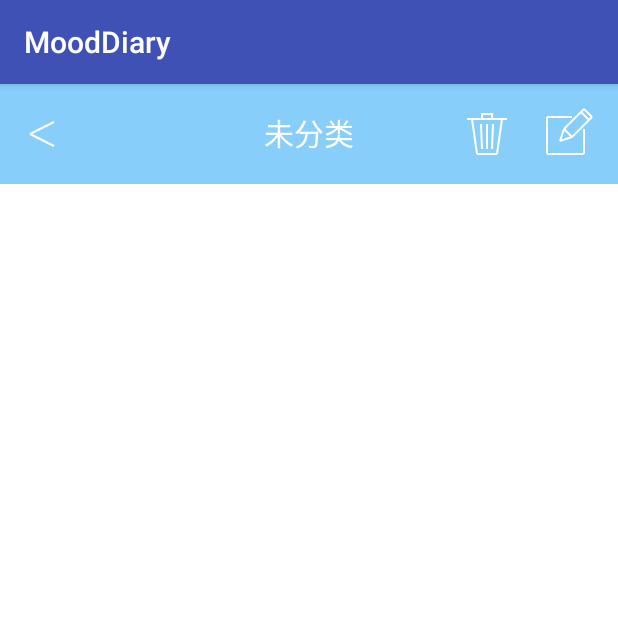
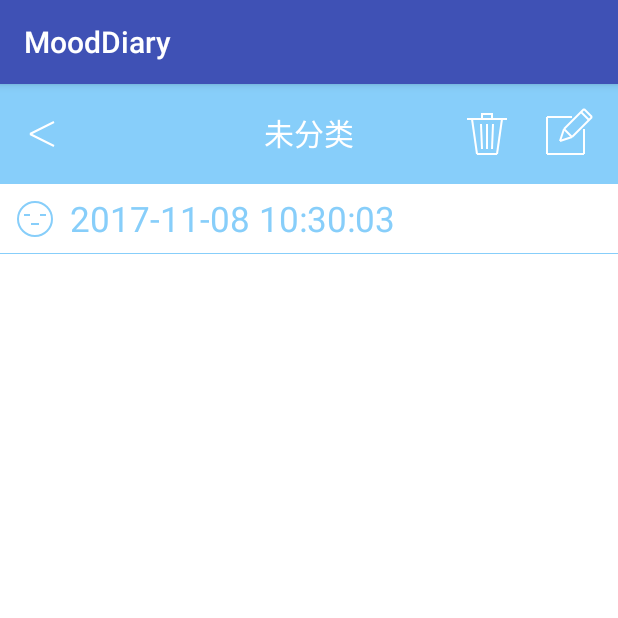
Before and after one commit to fejasible/MoodDiary, an Android app: the fragment ArticleBrowseFragment shown on its own in the app's theme, on a phone screen of 412 x 824 dp, the top half of it. Run offline under Robolectric (Android 15) with nearby library versions, the light colour scheme and no system bars; libraries missing offline, so code that uses them is left out: com.j256.ormlite, com.lzy.imagepicker; pictures from the network do not load; 2 statements that could not run were skipped.

Commit message:
bug修改

```diff
--- a/MoodDiary/app/src/main/java/com/app/feja/mooddiary/ui/fragment/ArticleBrowseFragment.java
+++ b/MoodDiary/app/src/main/java/com/app/feja/mooddiary/ui/fragment/ArticleBrowseFragment.java
@@ -10,7 +10,6 @@ import android.support.annotation.Nullable;
 import android.text.Spannable;
 import android.text.SpannableString;
 import android.text.style.ImageSpan;
-import android.util.Log;
 import android.view.LayoutInflater;
 import android.view.View;
 import android.view.ViewGroup;
@@ -23,7 +22,8 @@ import com.app.feja.mooddiary.model.entity.DiaryEntity;
 import com.app.feja.mooddiary.presenter.ArticleBrowsePresenter;
 import com.app.feja.mooddiary.ui.activity.ArticleEditActivity;
 import com.app.feja.mooddiary.ui.view.ArticleView;
-import com.app.feja.mooddiary.widget.ArticleBrowseTitleBar;
+import com.app.feja.mooddiary.widget.browse.ArticleBrowseTitleBar;
+import com.app.feja.mooddiary.widget.browse.ArticleInformationView;
 import com.lzy.imagepicker.bean.ImageItem;
 
 import java.io.Serializable;
@@ -36,6 +36,7 @@ public class ArticleBrowseFragment extends Fragment implements ArticleView{
     private ArticleBrowseTitleBar titleBar;
     private DiaryEntity diaryEntity;
     private EditText editText;
+    private ArticleInformationView articleInformationView;
     private ArticleBrowsePresenter articleBrowsePresenter;
 
     @Nullable
@@ -44,6 +45,7 @@ public class ArticleBrowseFragment extends Fragment implements ArticleView{
         view = inflater.inflate(R.layout.fragment_article_browse, container, false);
         titleBar = (ArticleBrowseTitleBar) view.findViewById(R.id.article_browse_title_bar);
         editText = (EditText) view.findViewById(R.id.id_browse_edit_text);
+        articleInformationView = (ArticleInformationView) view.findViewById(R.id.article_browse_info_bar);
         this.articleBrowsePresenter = new ArticleBrowsePresenter(this);
 
         Serializable serializable = getActivity().getIntent().getSerializableExtra(DiaryEntity.BUNDLE_NAME);
@@ -86,12 +88,16 @@ public class ArticleBrowseFragment extends Fragment implements ArticleView{
     @Override
     public void onLoadArticle(DiaryEntity diaryEntity) {
         titleBar.setDiaryEntity(diaryEntity);
+        articleInformationView.setDiaryEntity(diaryEntity);
         editText.setTextSize(diaryEntity.getTextSize());
 
         editText.setText("");
         String content = diaryEntity.getContent();
         String[] split = content.split(CONSTANT.EDITABLE_IMAGE_TAG_START + ".*?"
                 + CONSTANT.EDITABLE_IMAGE_TAG_END);
+        if(split.length == 0){
+            return;
+        }
         Pattern pattern = Pattern.compile(CONSTANT.EDITABLE_IMAGE_TAG_START + "(.*?)" +
                 CONSTANT.EDITABLE_IMAGE_TAG_END);
         Matcher matcher = pattern.matcher(content);
@@ -126,26 +132,6 @@ public class ArticleBrowseFragment extends Fragment implements ArticleView{
         }
     }
 
-    private void appendImage(ImageItem imageItem, EditText editText){
-        int index = editText.getSelectionStart();
-        SpannableString newLine = new SpannableString("\n");
-        editText.getEditableText().insert(index, newLine);
-        String path = CONSTANT.EDITABLE_IMAGE_TAG_START + imageItem.path + CONSTANT.EDITABLE_IMAGE_TAG_END;
-        SpannableString spannableString = new SpannableString(path);
-        Bitmap bitmap = BitmapFactory.decodeFile(imageItem.path);
-        if(bitmap.getWidth() > ApplicationContext.getScreenWidth()){
-            bitmap = Bitmap.createScaledBitmap(bitmap, editText.getWidth(),
-                    bitmap.getHeight()*(editText.getWidth())/bitmap.getWidth(), false);
-        }
-        ImageSpan imageSpan = new ImageSpan(getActivity(), bitmap);
-        spannableString.setSpan(imageSpan, 0, path.length(), Spannable.SPAN_EXCLUSIVE_EXCLUSIVE);
-        if (index < 0 || index >= editText.getEditableText().length()) {
-            editText.getEditableText().append(spannableString);
-        } else {
-            editText.getEditableText().insert(index, spannableString);
-        }
-    }
-
     @Override
     public void onResume() {
         articleBrowsePresenter.loadArticle(diaryEntity);
--- a/MoodDiary/app/src/main/java/com/app/feja/mooddiary/ui/fragment/ArticleEditFragment.java
+++ b/MoodDiary/app/src/main/java/com/app/feja/mooddiary/ui/fragment/ArticleEditFragment.java
@@ -234,7 +234,7 @@ public class ArticleEditFragment extends Fragment implements ArticleEditView,
             i++;
         }
 
-        editText.setSelection(diaryEntity.getContent().length());
+        editText.setSelection(editText.getEditableText().length());
         titleBar.setDiaryEntity(diaryEntity);
     }
 
--- a/MoodDiary/app/src/main/java/com/app/feja/mooddiary/widget/ArticleBrowseTitleBar.java
+++ b/MoodDiary/app/src/main/java/com/app/feja/mooddiary/widget/browse/ArticleBrowseTitleBar.java
@@ -1,4 +1,4 @@
-package com.app.feja.mooddiary.widget;
+package com.app.feja.mooddiary.widget.browse;
 
 
 import android.content.Context;
--- /dev/null
+++ b/MoodDiary/app/src/main/java/com/app/feja/mooddiary/widget/browse/ArticleInformationView.java
@@ -0,0 +1,117 @@
+package com.app.feja.mooddiary.widget.browse;
+
+
+import android.content.Context;
+import android.graphics.Canvas;
+import android.graphics.Paint;
+import android.graphics.RectF;
+import android.support.v4.content.ContextCompat;
+import android.util.AttributeSet;
+
+import com.app.feja.mooddiary.R;
+import com.app.feja.mooddiary.model.entity.DiaryEntity;
+import com.app.feja.mooddiary.util.DateTime;
+import com.app.feja.mooddiary.widget.base.BaseView;
+
+public class ArticleInformationView extends BaseView{
+
+    private DiaryEntity diaryEntity;
+    private Paint themePaint;
+    private Paint strokePaint;
+    private String dateString;
+
+    public ArticleInformationView(Context context) {
+        super(context);
+        this.init();
+    }
+
+    public ArticleInformationView(Context context, AttributeSet attrs, int defStyle) {
+        super(context, attrs, defStyle);
+        this.init();
+    }
+
+    public ArticleInformationView(Context context, AttributeSet attrs) {
+        super(context, attrs);
+        this.init();
+    }
+
+    public DiaryEntity getDiaryEntity() {
+        return diaryEntity;
+    }
+
+    public void setDiaryEntity(DiaryEntity diaryEntity) {
+        this.diaryEntity = diaryEntity;
+        dateString = new DateTime(diaryEntity.getCreateTime()).toString(DateTime.Format.DATETIME);
+    }
+
+    private void init(){
+        themePaint = new Paint();
+        themePaint.setAntiAlias(true);
+        themePaint.setStyle(Paint.Style.STROKE);
+        themePaint.setColor(ContextCompat.getColor(getContext(), R.color.lightSkyBlue));
+
+        strokePaint = new Paint();
+        strokePaint.setAntiAlias(true);
+        strokePaint.setStyle(Paint.Style.STROKE);
+        strokePaint.setStrokeWidth(2.0f);
+        strokePaint.setColor(ContextCompat.getColor(getContext(), R.color.lightSkyBlue));
+
+        this.setDiaryEntity(new DiaryEntity());
+    }
+
+    @Override
+    protected void onDraw(Canvas canvas) {
+        if(themePaint.getTextSize() != this.height / 2){
+            themePaint.setTextSize(this.height / 2);
+        }
+
+        this.drawFace(this.height / 2, this.height / 2, this.height / 4,
+                diaryEntity.getMood(), strokePaint, canvas);
+
+        this.drawCenterText(dateString, this.height, this.height / 2,
+                themePaint, canvas, Paint.Align.LEFT);
+
+        canvas.drawLine(0, this.height, this.width, this.height, strokePaint);
+    }
+
+
+    private void drawFace(int x, int y, int rad, int face, Paint paint, Canvas canvas){
+
+        RectF rectLeft = new RectF(x-rad*2/3, y-rad/2, x-rad/3, y);
+        RectF rectRight = new RectF(x+rad/3, y-rad/2, x+rad*2/3, y);
+        RectF rectBottom = new RectF(x-rad/3, y, x+rad/3, y+rad/2);
+
+        canvas.drawCircle(x, y, rad, paint);
+        switch(face){
+            case DiaryEntity.MIRTHFUL:
+                canvas.drawArc(rectLeft, 180, 180, false, paint);
+                canvas.drawArc(rectRight, 180, 180, false, paint);
+                canvas.drawArc(rectBottom, 0, 180, false, paint);
+                break;
+            case DiaryEntity.SMILING:
+                canvas.drawLine(x-rad*2/3, y-rad/4, x-rad/3, y-rad/4, paint);
+                canvas.drawLine(x+rad/3, y-rad/4, x+rad*2/3, y-rad/4, paint);
+                canvas.drawArc(rectBottom, 0, 180, false, paint);
+                break;
+            case DiaryEntity.CALM:
+                canvas.drawLine(x-rad*2/3, y-rad/4, x-rad/3, y-rad/4, paint);
+                canvas.drawLine(x+rad/3, y-rad/4, x+rad*2/3, y-rad/4, paint);
+                canvas.drawLine(x-rad/4, y+rad/3, x+rad/4, y+rad/3, paint);
+                break;
+            case DiaryEntity.DISAPPOINTED:
+                canvas.drawArc(rectLeft, 0, 180, false, paint);
+                canvas.drawArc(rectRight, 0, 180, false, paint);
+                canvas.drawLine(x-rad/4, y+rad/2, x+rad/4, y+rad/2, paint);
+                break;
+            case DiaryEntity.SAD:
+                rectLeft.offset(0, -rad/8);
+                rectRight.offset(0, -rad/8);
+                rectBottom.offset(0, rad/4);
+                canvas.drawArc(rectLeft, 0, 180, false, paint);
+                canvas.drawArc(rectRight, 0, 180, false, paint);
+                canvas.drawArc(rectBottom, 180, 180, false, paint);
+                break;
+        }
+
+    }
+}
--- a/MoodDiary/app/src/main/res/layout/activity_main.xml
+++ b/MoodDiary/app/src/main/res/layout/activity_main.xml
@@ -19,8 +19,7 @@
         android:id="@+id/fragment_container"
         android:layout_width="match_parent"
         android:layout_height="0px"
-        android:layout_weight="1">
-    </RelativeLayout>
+        android:layout_weight="1"></RelativeLayout>
 
     <RelativeLayout
         android:layout_width="match_parent"
--- a/MoodDiary/app/src/main/res/layout/fragment_article_browse.xml
+++ b/MoodDiary/app/src/main/res/layout/fragment_article_browse.xml
@@ -4,11 +4,17 @@
     android:layout_height="match_parent">
 
 
-    <com.app.feja.mooddiary.widget.ArticleBrowseTitleBar
+    <com.app.feja.mooddiary.widget.browse.ArticleBrowseTitleBar
         android:id="@+id/article_browse_title_bar"
         android:layout_width="match_parent"
         android:layout_height="@dimen/x100"
         android:background="@color/lightSkyBlue"/>
+
+    <com.app.feja.mooddiary.widget.browse.ArticleInformationView
+        android:id="@+id/article_browse_info_bar"
+        android:layout_width="match_parent"
+        android:layout_height="@dimen/x70"
+        android:background="@color/white"/>
 
     <ScrollView
         android:layout_width="match_parent"
--- a/MoodDiary/app/src/main/res/values/strings.xml
+++ b/MoodDiary/app/src/main/res/values/strings.xml
@@ -35,6 +35,7 @@
     <string name="weather">天气：</string>
     <string name="temperature">温度：</string>
     <string name="last_update">最后更新时间：</string>
+    <string name="no_diary">没有日记哟~</string>
 
     <!-- TODO: Remove or change this placeholder text -->
     <string name="hello_blank_fragment">Hello blank fragment</string>
```
Also changed, not shown: MoodDiary/app/src/main/java/com/app/feja/mooddiary/ui/activity/MainActivity.java (+20 -3 lines), MoodDiary/app/src/main/java/com/app/feja/mooddiary/ui/fragment/ArticleListFragment.java (+29 -16 lines), MoodDiary/app/src/main/java/com/app/feja/mooddiary/ui/fragment/ArticleNoListFragment.java (added, +19 -0 lines), MoodDiary/app/src/main/res/layout/fragment_article_no_list.xml (added, +13 -0 lines), MoodDiary/app/src/main/res/layout/layout_category_popup_window.xml (+8 -7 lines).
